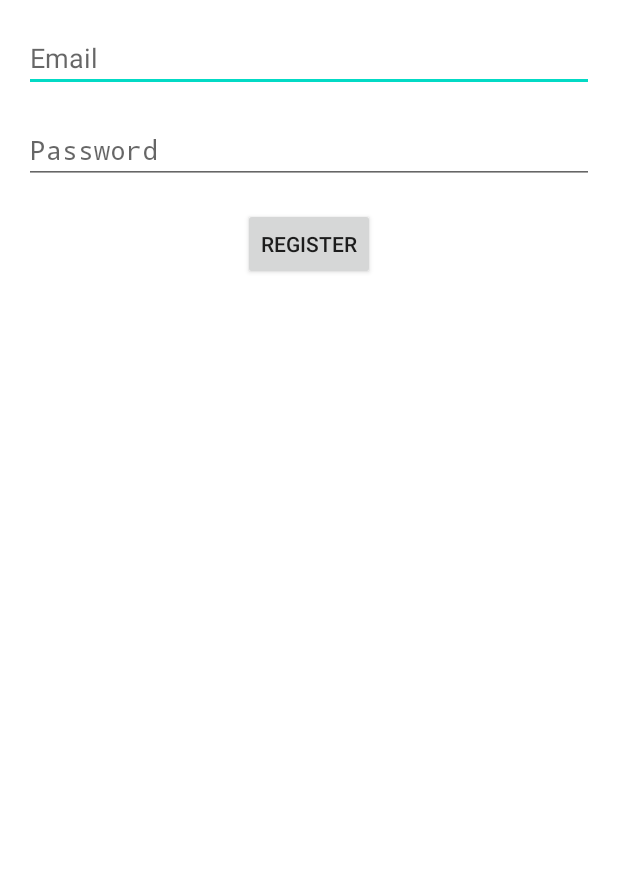
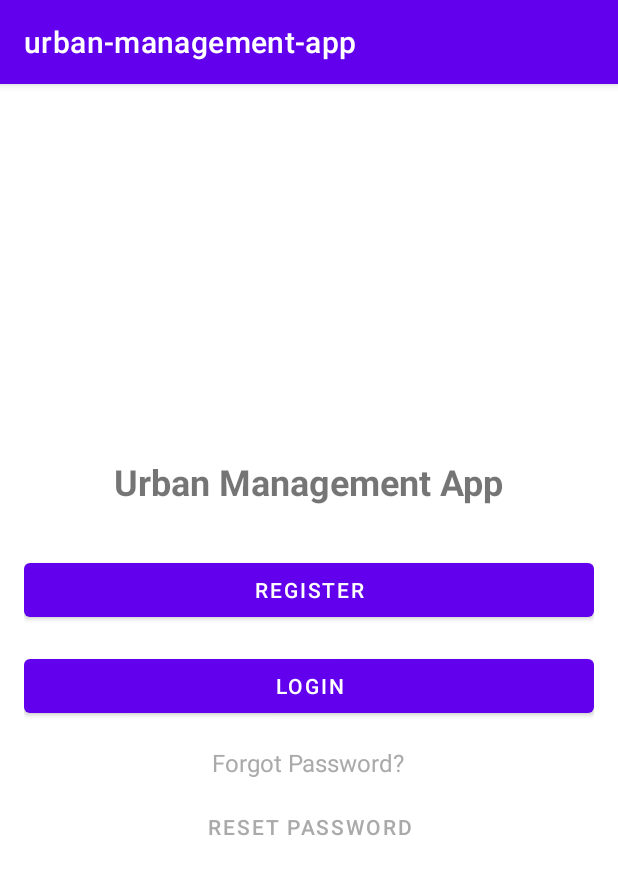
Before and after one commit to BenJohnson0/CleanStreets, an Android app: the screen it shows after launch (MainActivity), on a phone screen of 412 x 824 dp. Shown: the top 875 px of the screen. Run offline under Robolectric (Android 15) with nearby library versions, the phone set to English and light mode, and no system bars.

```diff
--- a/app/build.gradle
+++ b/app/build.gradle
@@ -1,6 +1,6 @@
 plugins {
     id 'com.android.application'
-    id 'com.google.gms.google-services' version '4.3.15' apply false
+    id 'com.google.gms.google-services' version '4.3.15'
 }
 
 android {
--- a/app/src/main/java/com/example/urban_management_app/MainActivity.java
+++ b/app/src/main/java/com/example/urban_management_app/MainActivity.java
@@ -1,23 +1,49 @@
 package com.example.urban_management_app;
 
+import android.content.Intent;
+import android.os.Bundle;
+import android.view.View;
+import android.widget.Button;
 import com.google.firebase.FirebaseApp;
-import android.app.Application;
-import android.app.Activity;
-import android.os.Bundle;
 
-public class MainActivity extends Activity {
+import androidx.appcompat.app.AppCompatActivity;
+
+public class MainActivity extends AppCompatActivity {
+
+    private Button buttonRegister, buttonLogin, buttonForgotPassword;
 
     @Override
     protected void onCreate(Bundle savedInstanceState) {
         super.onCreate(savedInstanceState);
-        setContentView(R.layout.activity_registration);
-    }
+        setContentView(R.layout.activity_main);
+        FirebaseApp.initializeApp(this);
 
-    public class MyApplication extends Application {
-        @Override
-        public void onCreate() {
-            super.onCreate();
-            FirebaseApp.initializeApp(this);
-        }
+        buttonRegister = findViewById(R.id.buttonRegister);
+        buttonLogin = findViewById(R.id.buttonLogin);
+        buttonForgotPassword = findViewById(R.id.buttonForgotPassword);
+
+        buttonRegister.setOnClickListener(new View.OnClickListener() {
+            @Override
+            public void onClick(View v) {
+                // Open the RegistrationActivity
+                startActivity(new Intent(MainActivity.this, RegistrationActivity.class));
+            }
+        });
+
+        buttonLogin.setOnClickListener(new View.OnClickListener() {
+            @Override
+            public void onClick(View v) {
+                // Open the LoginActivity
+                startActivity(new Intent(MainActivity.this, LoginActivity.class));
+            }
+        });
+
+        buttonForgotPassword.setOnClickListener(new View.OnClickListener() {
+            @Override
+            public void onClick(View v) {
+                // Open the PasswordResetActivity
+                startActivity(new Intent(MainActivity.this, PasswordResetActivity.class));
+            }
+        });
     }
 }
--- a/app/src/main/res/layout/activity_main.xml
+++ b/app/src/main/res/layout/activity_main.xml
@@ -1,18 +1,51 @@
 <?xml version="1.0" encoding="utf-8"?>
-<androidx.constraintlayout.widget.ConstraintLayout xmlns:android="http://schemas.android.com/apk/res/android"
-    xmlns:app="http://schemas.android.com/apk/res-auto"
+<LinearLayout xmlns:android="http://schemas.android.com/apk/res/android"
     xmlns:tools="http://schemas.android.com/tools"
     android:layout_width="match_parent"
     android:layout_height="match_parent"
+    android:orientation="vertical"
+    android:gravity="center"
+    android:padding="16dp"
     tools:context=".MainActivity">
 
     <TextView
+        android:id="@+id/textViewTitle"
         android:layout_width="wrap_content"
         android:layout_height="wrap_content"
-        android:text="Hello World!"
-        app:layout_constraintBottom_toBottomOf="parent"
-        app:layout_constraintEnd_toEndOf="parent"
-        app:layout_constraintStart_toStartOf="parent"
-        app:layout_constraintTop_toTopOf="parent" />
+        android:text="Urban Management App"
+        android:textSize="24sp"
+        android:textStyle="bold"
+        android:layout_marginBottom="32dp" />
 
-</androidx.constraintlayout.widget.ConstraintLayout>
+    <Button
+        android:id="@+id/buttonRegister"
+        android:layout_width="match_parent"
+        android:layout_height="wrap_content"
+        android:text="Register" />
+
+    <Button
+        android:id="@+id/buttonLogin"
+        android:layout_width="match_parent"
+        android:layout_height="wrap_content"
+        android:layout_marginTop="16dp"
+        android:text="Login" />
+
+    <TextView
+        android:id="@+id/textViewForgotPassword"
+        android:layout_width="wrap_content"
+        android:layout_height="wrap_content"
+        android:layout_marginTop="16dp"
+        android:text="Forgot Password?"
+        android:textColor="@android:color/darker_gray"
+        android:textSize="16sp" />
+
+    <Button
+        android:id="@+id/buttonForgotPassword"
+        android:layout_width="wrap_content"
+        android:layout_height="wrap_content"
+        android:text="Reset Password"
+        android:textColor="@android:color/darker_gray"
+        android:background="@android:color/transparent"
+        android:layout_marginTop="8dp" />
+
+</LinearLayout>
--- a/app/src/main/res/layout/activity_registration.xml
+++ b/app/src/main/res/layout/activity_registration.xml
@@ -1,8 +1,15 @@
 <?xml version="1.0" encoding="utf-8"?>
-<RelativeLayout xmlns:android="http://schemas.android.com/apk/res/android"
+<LinearLayout xmlns:android="http://schemas.android.com/apk/res/android"
     android:layout_width="match_parent"
     android:layout_height="match_parent"
+    android:orientation="vertical"
     android:padding="16dp">
+
+    <EditText
+        android:id="@+id/editTextUsername"
+        android:layout_width="match_parent"
+        android:layout_height="wrap_content"
+        android:hint="Username" />
 
     <EditText
         android:id="@+id/editTextEmail"
@@ -15,8 +22,6 @@
         android:id="@+id/editTextPassword"
         android:layout_width="match_parent"
         android:layout_height="wrap_content"
-        android:layout_below="@+id/editTextEmail"
-        android:layout_marginTop="16dp"
         android:hint="Password"
         android:inputType="textPassword" />
 
@@ -24,9 +29,14 @@
         android:id="@+id/buttonRegister"
         android:layout_width="wrap_content"
         android:layout_height="wrap_content"
-        android:layout_below="@+id/editTextPassword"
-        android:layout_centerHorizontal="true"
         android:layout_marginTop="16dp"
         android:text="Register" />
 
-</RelativeLayout>
+    <Button
+        android:id="@+id/buttonReturn"
+        android:layout_width="wrap_content"
+        android:layout_height="wrap_content"
+        android:layout_marginTop="16dp"
+        android:text="Home" />
+
+</LinearLayout>
```
Also changed, not shown: app/src/main/AndroidManifest.xml (+15 -0 lines), app/src/main/java/com/example/urban_management_app/LoginActivity.java (+29 -16 lines), app/src/main/java/com/example/urban_management_app/RegistrationActivity.java (+23 -11 lines), app/src/main/res/layout/activity_login.xml (+33 -11 lines).
